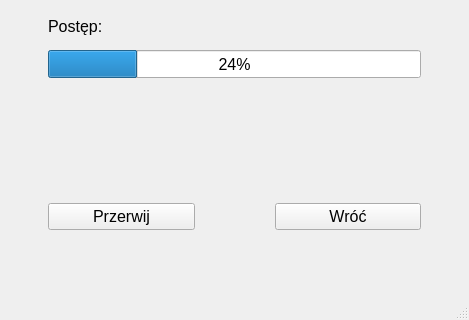
Qt form qt_app/mainwindow.ui (KrzysztofMularski/SK2_project) before a commit; both pictures show x 0 to 469 and y 172 to 492 of the 469 by 492 pixel window.
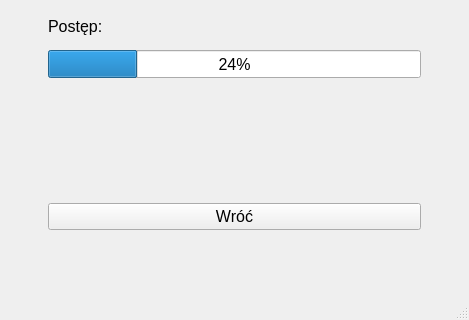
The same form after that commit. The open tabs and pages were chosen to show the change.

Commit message: deleting unused buttons

Patch:
```diff
--- a/qt_app/mainwindow.ui
+++ b/qt_app/mainwindow.ui
@@ -1201,24 +1201,6 @@
             <property name="bottomMargin">
              <number>50</number>
             </property>
-            <item>
-             <widget class="QPushButton" name="prog_button_stop">
-              <property name="sizePolicy">
-               <sizepolicy hsizetype="Expanding" vsizetype="Expanding">
-                <horstretch>0</horstretch>
-                <verstretch>0</verstretch>
-               </sizepolicy>
-              </property>
-              <property name="font">
-               <font>
-                <pointsize>12</pointsize>
-               </font>
-              </property>
-              <property name="text">
-               <string>Przerwij</string>
-              </property>
-             </widget>
-            </item>
             <item>
              <widget class="QPushButton" name="prog_button_goback">
               <property name="sizePolicy">
```
Left out of the diff: 2 changed lines with no effect on the pictures. The commit also changes 3 other files.
